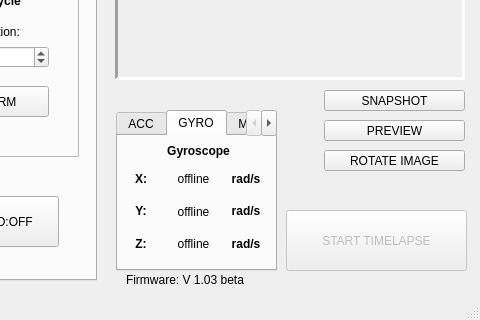
Before: the Qt Designer form _ui/Clinostat.ui in CoSE-Jerry/3D-Clinostat, drawn with Qt 5; both pictures show x 544 to 1024 and y 280 to 600 of the 1024 by 600 pixel window.
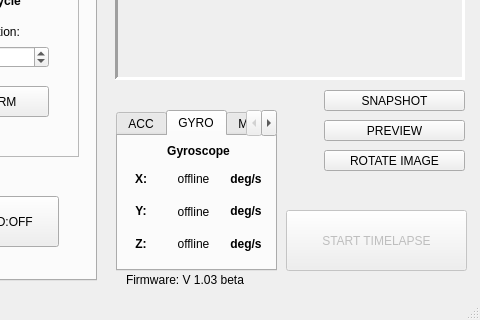
After: the same form once the commit is applied. The open tabs and pages were chosen to show the change. Icons and pictures are not drawn.

Diff of the .ui file:
```diff
--- a/_ui/Clinostat.ui
+++ b/_ui/Clinostat.ui
@@ -1802,7 +1802,7 @@
          <item>
           <widget class="QLabel" name="GYRO_X_Unit_label">
            <property name="text">
-            <string>&lt;html&gt;&lt;head/&gt;&lt;body&gt;&lt;p&gt;&lt;span style=&quot; font-weight:600;&quot;&gt;rad/s&lt;/span&gt;&lt;/p&gt;&lt;/body&gt;&lt;/html&gt;</string>
+            <string>&lt;html&gt;&lt;head/&gt;&lt;body&gt;&lt;p&gt;&lt;span style=&quot; font-weight:600;&quot;&gt;deg/s&lt;/span&gt;&lt;/p&gt;&lt;/body&gt;&lt;/html&gt;</string>
            </property>
            <property name="alignment">
             <set>Qt::AlignCenter</set>
@@ -1812,7 +1812,7 @@
          <item>
           <widget class="QLabel" name="GYRO_Y_Unit_label">
            <property name="text">
-            <string>&lt;html&gt;&lt;head/&gt;&lt;body&gt;&lt;p&gt;&lt;span style=&quot; font-weight:600;&quot;&gt;rad/s&lt;/span&gt;&lt;/p&gt;&lt;/body&gt;&lt;/html&gt;</string>
+            <string>&lt;html&gt;&lt;head/&gt;&lt;body&gt;&lt;p&gt;&lt;span style=&quot; font-weight:600;&quot;&gt;deg/s&lt;/span&gt;&lt;/p&gt;&lt;/body&gt;&lt;/html&gt;</string>
            </property>
            <property name="alignment">
             <set>Qt::AlignCenter</set>
@@ -1822,7 +1822,7 @@
          <item>
           <widget class="QLabel" name="GYRO_Z_Unit_label">
            <property name="text">
-            <string>&lt;html&gt;&lt;head/&gt;&lt;body&gt;&lt;p&gt;&lt;span style=&quot; font-weight:600;&quot;&gt;rad/s&lt;/span&gt;&lt;/p&gt;&lt;/body&gt;&lt;/html&gt;</string>
+            <string>&lt;html&gt;&lt;head/&gt;&lt;body&gt;&lt;p&gt;&lt;span style=&quot; font-weight:600;&quot;&gt;deg/s&lt;/span&gt;&lt;/p&gt;&lt;/body&gt;&lt;/html&gt;</string>
            </property>
            <property name="alignment">
             <set>Qt::AlignCenter</set>
```
Left out of the diff: 2 changed lines with no effect on the pictures.
